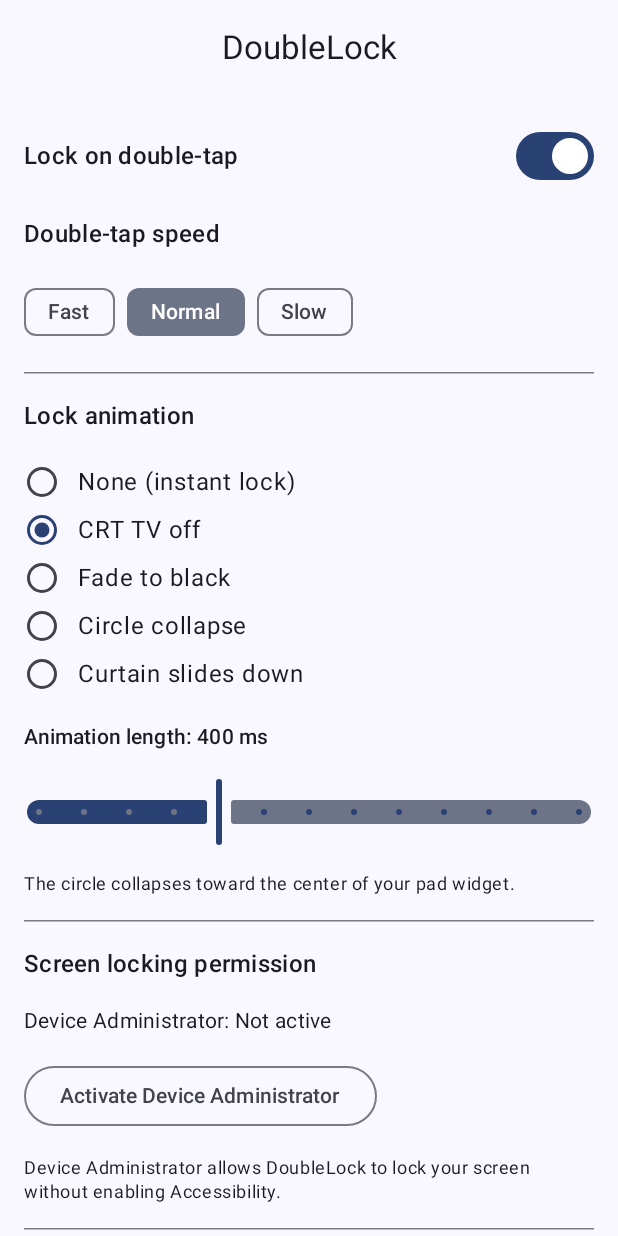
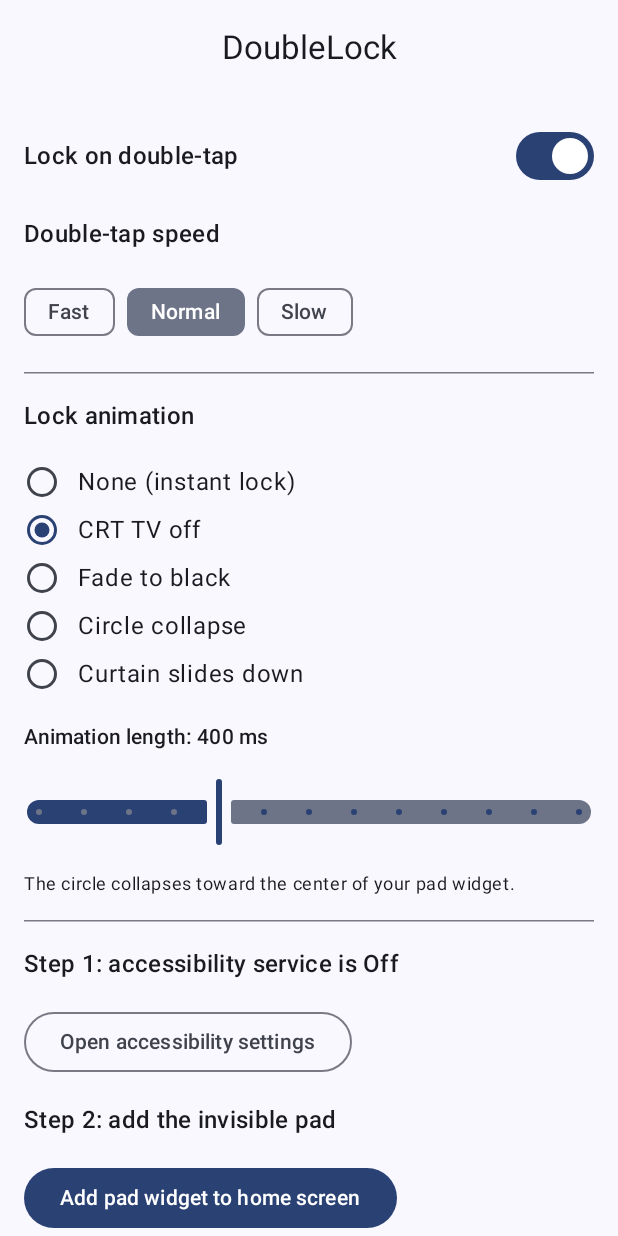
Before and after one commit to amrnsyt/DoubleLock, an Android app built with Jetpack Compose: the screen it shows after launch (MainActivity), on a phone screen of 412 x 824 dp. Run offline under Robolectric (Android 15) with nearby library versions, the phone set to English and light mode, and no system bars.

Commit message:
Accessibility only, scoped to own package; remove device admin

```diff
--- a/app/src/main/java/com/amrnsyt/doublelock/HomeViewModel.kt
+++ b/app/src/main/java/com/amrnsyt/doublelock/HomeViewModel.kt
@@ -4,7 +4,6 @@ import android.app.Application
 import androidx.compose.runtime.Immutable
 import androidx.lifecycle.AndroidViewModel
 import androidx.lifecycle.viewModelScope
-import kotlinx.coroutines.flow.MutableStateFlow
 import kotlinx.coroutines.flow.SharingStarted
 import kotlinx.coroutines.flow.StateFlow
 import kotlinx.coroutines.flow.combine
@@ -19,8 +18,7 @@ sealed interface UiState {
         val speed: TapSpeed,
         val animation: LockAnimation,
         val durationMs: Int,
-        val serviceConnected: Boolean,
-        val adminActive: Boolean
+        val serviceConnected: Boolean
     ) : UiState
 }
 
@@ -28,45 +26,15 @@ class HomeViewModel(application: Application) : AndroidViewModel(application) {
 
     private val store = SettingsStore.get(application)
 
-    private val adminActive = MutableStateFlow(
-        DeviceAdminManager.isActive(application)
-    )
-
-    private val baseState = combine(
+    val uiState: StateFlow<UiState> = combine(
         store.enabled,
         store.speed,
         store.animation,
         store.durationMs,
         LockAccessibilityService.connected
     ) { enabled, speed, animation, durationMs, connected ->
-        UiState.Success(
-            enabled,
-            speed,
-            animation,
-            durationMs,
-            connected,
-            adminActive.value
-        )
-    }
-
-    val uiState: StateFlow<UiState> = combine(
-        baseState,
-        adminActive
-    ) { state, active ->
-        if (state is UiState.Success) {
-            state.copy(adminActive = active)
-        } else {
-            state
-        }
-    }.stateIn(
-        viewModelScope,
-        SharingStarted.WhileSubscribed(5_000),
-        UiState.Loading
-    )
-
-    fun refreshAdminStatus() {
-        adminActive.value = DeviceAdminManager.isActive(getApplication())
-    }
+        UiState.Success(enabled, speed, animation, durationMs, connected)
+    }.stateIn(viewModelScope, SharingStarted.WhileSubscribed(5_000), UiState.Loading)
 
     fun setEnabled(value: Boolean) = store.setEnabled(value)
 
--- a/app/src/main/java/com/amrnsyt/doublelock/Screens.kt
+++ b/app/src/main/java/com/amrnsyt/doublelock/Screens.kt
@@ -42,19 +42,15 @@ fun SettingsScreen(
     onAnimation: (LockAnimation) -> Unit,
     onDuration: (Int) -> Unit,
     onOpenAccessibility: () -> Unit,
-    onActivateDeviceAdmin: () -> Unit,
     onAddWidget: () -> Unit
 ) {
     var sliderValue by remember(state.durationMs) {
         mutableFloatStateOf(state.durationMs.toFloat())
     }
-
     val animationOn = state.animation != LockAnimation.NONE
 
     Scaffold(
-        topBar = {
-            CenterAlignedTopAppBar(title = { Text("DoubleLock") })
-        }
+        topBar = { CenterAlignedTopAppBar(title = { Text("DoubleLock") }) }
     ) { padding ->
         Column(
             modifier = Modifier
@@ -69,21 +65,11 @@ fun SettingsScreen(
                 horizontalArrangement = Arrangement.SpaceBetween,
                 verticalAlignment = Alignment.CenterVertically
             ) {
-                Text(
-                    "Lock on double-tap",
-                    style = MaterialTheme.typography.titleMedium
-                )
-                Switch(
-                    checked = state.enabled,
-                    onCheckedChange = onToggle
-                )
+                Text("Lock on double-tap", style = MaterialTheme.typography.titleMedium)
+                Switch(checked = state.enabled, onCheckedChange = onToggle)
             }
 
-            Text(
-                "Double-tap speed",
-                style = MaterialTheme.typography.titleMedium
-            )
-
+            Text("Double-tap speed", style = MaterialTheme.typography.titleMedium)
             Row(horizontalArrangement = Arrangement.spacedBy(8.dp)) {
                 TapSpeed.entries.forEach { speed ->
                     FilterChip(
@@ -96,11 +82,7 @@ fun SettingsScreen(
 
             HorizontalDivider()
 
-            Text(
-                "Lock animation",
-                style = MaterialTheme.typography.titleMedium
-            )
-
+            Text("Lock animation", style = MaterialTheme.typography.titleMedium)
             Column {
                 LockAnimation.entries.forEach { option ->
                     Row(
@@ -114,10 +96,7 @@ fun SettingsScreen(
                             .padding(vertical = 4.dp),
                         verticalAlignment = Alignment.CenterVertically
                     ) {
-                        RadioButton(
-                            selected = state.animation == option,
-                            onClick = null
-                        )
+                        RadioButton(selected = state.animation == option, onClick = null)
                         Text(
                             text = option.label,
                             modifier = Modifier.padding(start = 12.dp),
@@ -131,19 +110,15 @@ fun SettingsScreen(
                 text = "Animation length: ${sliderValue.roundToInt()} ms",
                 style = MaterialTheme.typography.titleSmall
             )
-
             Slider(
                 value = sliderValue,
                 onValueChange = { sliderValue = it },
-                onValueChangeFinished = {
-                    onDuration(sliderValue.roundToInt())
-                },
+                onValueChangeFinished = { onDuration(sliderValue.roundToInt()) },
                 valueRange = SettingsStore.MIN_DURATION_MS.toFloat()..
                     SettingsStore.MAX_DURATION_MS.toFloat(),
                 steps = 11,
                 enabled = animationOn
             )
-
             Text(
                 text = "The circle collapses toward the center of your pad widget.",
                 style = MaterialTheme.typography.bodySmall
@@ -152,73 +127,22 @@ fun SettingsScreen(
             HorizontalDivider()
 
             Text(
-                "Screen locking permission",
+                text = "Step 1: accessibility service is " +
+                    if (state.serviceConnected) "Active" else "Off",
                 style = MaterialTheme.typography.titleMedium
             )
-
-            Text(
-                "Device Administrator: " +
-                    if (state.adminActive) "Active" else "Not active",
-                style = MaterialTheme.typography.bodyMedium
-            )
-
-            OutlinedButton(
-                onClick = onActivateDeviceAdmin,
-                enabled = !state.adminActive
-            ) {
-                Text(
-                    if (state.adminActive) {
-                        "Device Administrator activated"
-                    } else {
-                        "Activate Device Administrator"
-                    }
-                )
-            }
-
-            Text(
-                "Device Administrator allows DoubleLock to lock your screen " +
-                    "without enabling Accessibility.",
-                style = MaterialTheme.typography.bodySmall
-            )
-
-            HorizontalDivider()
-
-            Text(
-                "Optional: Accessibility for animations",
-                style = MaterialTheme.typography.titleMedium
-            )
-
-            Text(
-                "Accessibility is only needed for the custom screen-lock animations. " +
-                    "If it is off, DoubleLock can still lock instantly when Device Administrator is active.",
-                style = MaterialTheme.typography.bodySmall
-            )
-
-            Text(
-                "Accessibility service: " +
-                    if (state.serviceConnected) "Active" else "Off",
-                style = MaterialTheme.typography.bodyMedium
-            )
-
             OutlinedButton(onClick = onOpenAccessibility) {
                 Text("Open accessibility settings")
             }
 
-            HorizontalDivider()
-
-            Text(
-                "Add the invisible pad",
-                style = MaterialTheme.typography.titleMedium
-            )
-
+            Text("Step 2: add the invisible pad", style = MaterialTheme.typography.titleMedium)
             Button(onClick = onAddWidget) {
                 Text("Add pad widget to home screen")
             }
-
             Text(
-                "Place it on an empty home page and stretch it to cover the blank area. " +
-                    "Double-tap the empty space to lock. You can also add the " +
-                    "\"Double-tap lock\" Quick Settings tile to switch this on or off.",
+                text = "Place it on an empty home page and stretch it to cover the blank area. " +
+                    "Double-tap the empty space to lock. The \"Double-tap lock\" Quick " +
+                    "Settings tile switches locking on or off.",
                 style = MaterialTheme.typography.bodySmall
             )
         }
@@ -230,20 +154,12 @@ fun SettingsScreen(
 private fun SettingsScreenPreview() {
     MaterialTheme {
         SettingsScreen(
-            state = UiState.Success(
-                true,
-                TapSpeed.NORMAL,
-                LockAnimation.CRT,
-                400,
-                true,
-                false
-            ),
+            state = UiState.Success(true, TapSpeed.NORMAL, LockAnimation.CRT, 400, true),
             onToggle = {},
             onSpeed = {},
             onAnimation = {},
             onDuration = {},
             onOpenAccessibility = {},
-            onActivateDeviceAdmin = {},
             onAddWidget = {}
         )
     }
--- a/app/src/main/res/values/strings.xml
+++ b/app/src/main/res/values/strings.xml
@@ -3,5 +3,6 @@
     <string name="tile_label">Double-tap lock</string>
     <string name="widget_label">Double-tap lock pad</string>
     <string name="widget_description">Invisible pad. Double-tap it on a blank home screen to lock the phone.</string>
-    <string name="a11y_description">Locks the screen when you double-tap the DoubleLock pad widget. It does not read or collect any screen content.</string>
+    <string name="a11y_summary">Locks the screen when you double-tap the DoubleLock pad.</string>
+    <string name="a11y_description">Locks the screen when you double-tap the DoubleLock pad widget. It only listens to DoubleLock itself and does not read or collect any content from other apps.</string>
 </resources>
--- a/app/src/main/res/xml/accessibility_service_config.xml
+++ b/app/src/main/res/xml/accessibility_service_config.xml
@@ -4,4 +4,7 @@
     android:accessibilityFeedbackType="feedbackGeneric"
     android:canRetrieveWindowContent="false"
     android:description="@string/a11y_description"
-    android:notificationTimeout="100" />
+    android:notificationTimeout="100"
+    android:packageNames="com.amrnsyt.doublelock"
+    android:settingsActivity="com.amrnsyt.doublelock.MainActivity"
+    android:summary="@string/a11y_summary" />
--- a/app/src/main/res/xml/device_admin.xml
+++ /dev/null
@@ -1,6 +0,0 @@
-<?xml version="1.0" encoding="utf-8"?>
-<device-admin xmlns:android="http://schemas.android.com/apk/res/android">
-    <uses-policies>
-        <force-lock />
-    </uses-policies>
-</device-admin>
```
Also changed, not shown: app/src/main/AndroidManifest.xml (+0 -12 lines), app/src/main/java/com/amrnsyt/doublelock/LockController.kt (added, +99 -0 lines), app/src/main/java/com/amrnsyt/doublelock/MainActivity.kt (+0 -35 lines), app/src/main/java/com/amrnsyt/doublelock/WidgetTapReceiver.kt (+5 -26 lines), 1 other file.
